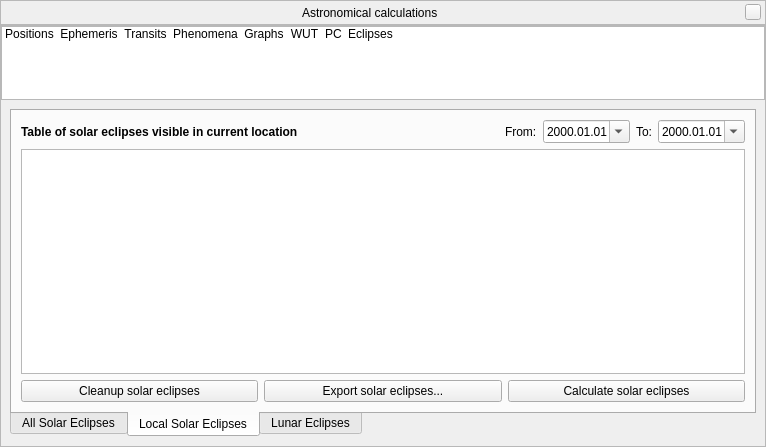
Qt form src/gui/astroCalcDialog.ui (Stellarium/stellarium) before a commit.
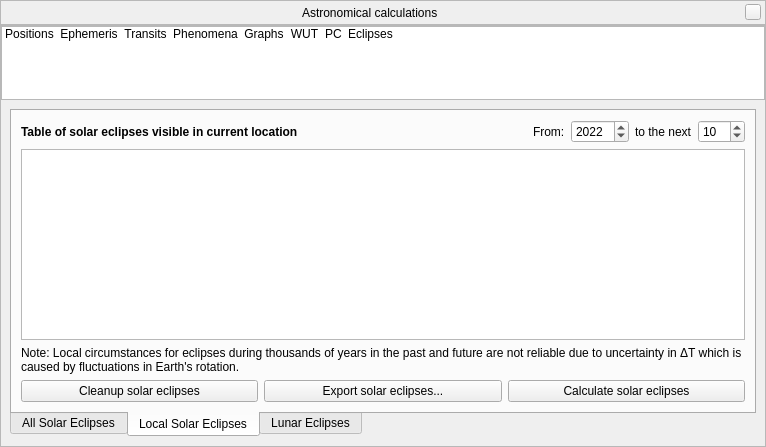
The same form after that commit. The open tabs and pages were chosen to show the change. Icons and pictures are not drawn. Custom widgets are drawn as their Qt base class.

Commit message: Allow years before 1582 in AstroCalc/Eclipses (#2224)

Diff of the .ui file:
```diff
--- a/src/gui/astroCalcDialog.ui
+++ b/src/gui/astroCalcDialog.ui
@@ -2666,15 +2666,15 @@
                    </widget>
                   </item>
                   <item>
-                   <widget class="QDateEdit" name="solareclipselocalFromDateEdit">
-                    <property name="wrapping">
-                     <bool>true</bool>
+                   <widget class="QSpinBox" name="solareclipselocalFromYearSpinBox">
+                    <property name="maximum">
+                     <number>9999</number>
                     </property>
-                    <property name="displayFormat">
-                     <string notr="true">yyyy.MM.dd</string>
+                    <property name="minimum">
+                     <number>-9999</number>
                     </property>
-                    <property name="calendarPopup">
-                     <bool>true</bool>
+                    <property name="value">
+                     <number>2022</number>
                     </property>
                    </widget>
                   </item>
@@ -2685,20 +2685,20 @@
                   <item>
                    <widget class="QLabel" name="solareclipselocalToLabel">
                     <property name="text">
-                     <string>To:</string>
+                     <string>to the next</string>
                     </property>
                    </widget>
                   </item>
                   <item>
-                   <widget class="QDateEdit" name="solareclipselocalToDateEdit">
-                    <property name="wrapping">
-                     <bool>true</bool>
+                   <widget class="QSpinBox" name="solareclipselocalYearsSpinBox">
+                    <property name="maximum">
+                     <number>500</number>
                     </property>
-                    <property name="displayFormat">
-                     <string notr="true">yyyy.MM.dd</string>
+                    <property name="minimum">
+                     <number>2</number>
                     </property>
-                    <property name="calendarPopup">
-                     <bool>true</bool>
+                    <property name="value">
+                     <number>10</number>
                     </property>
                    </widget>
                   </item>
@@ -2706,6 +2706,16 @@
                 </item>
                </layout>
               </item>
+              <item row="3" column="0">
+               <widget class="QLabel" name="UncertaintiesNoteLabel">
+                <property name="text">
+                 <string>Note: Local circumstances for eclipses during thousands of years in the past and future are not reliable due to uncertainty in ΔT which is caused by fluctuations in Earth's rotation.</string>
+                </property>
+                <property name="wordWrap">
+                 <bool>true</bool>
+                </property>
+               </widget>
+              </item>
              </layout>
             </widget>
             <widget class="QWidget" name="tabLunarEclipse">
```
Left out of the diff: 82 changed lines with no effect on the pictures. Lines whose indentation alone changed are shown as unchanged. The commit also changes 1 other file.
